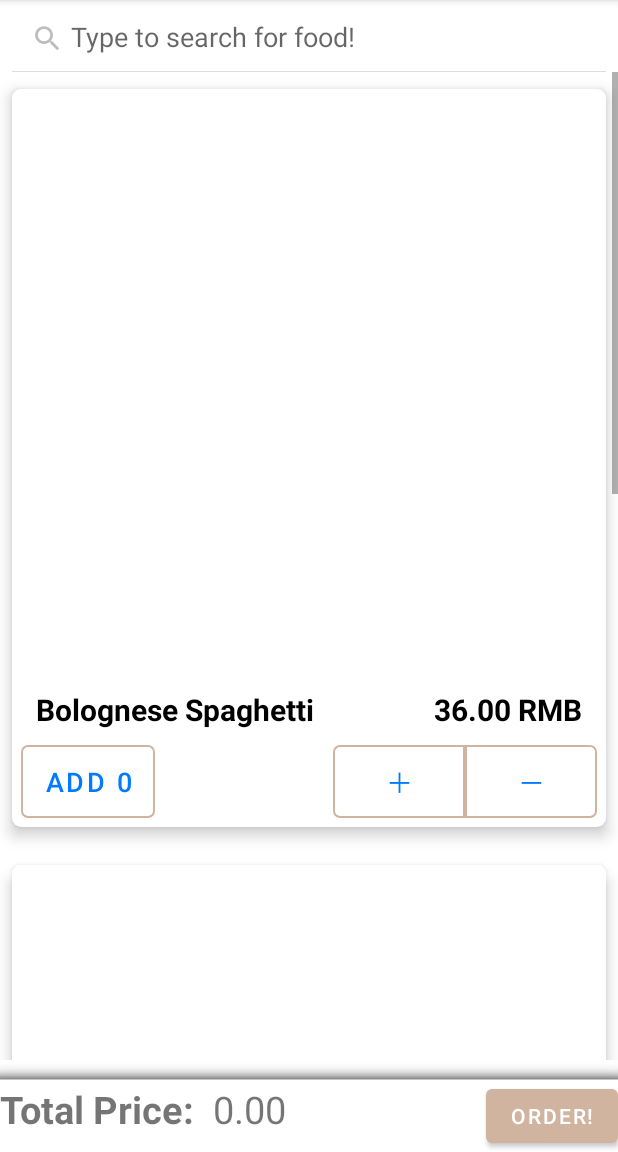
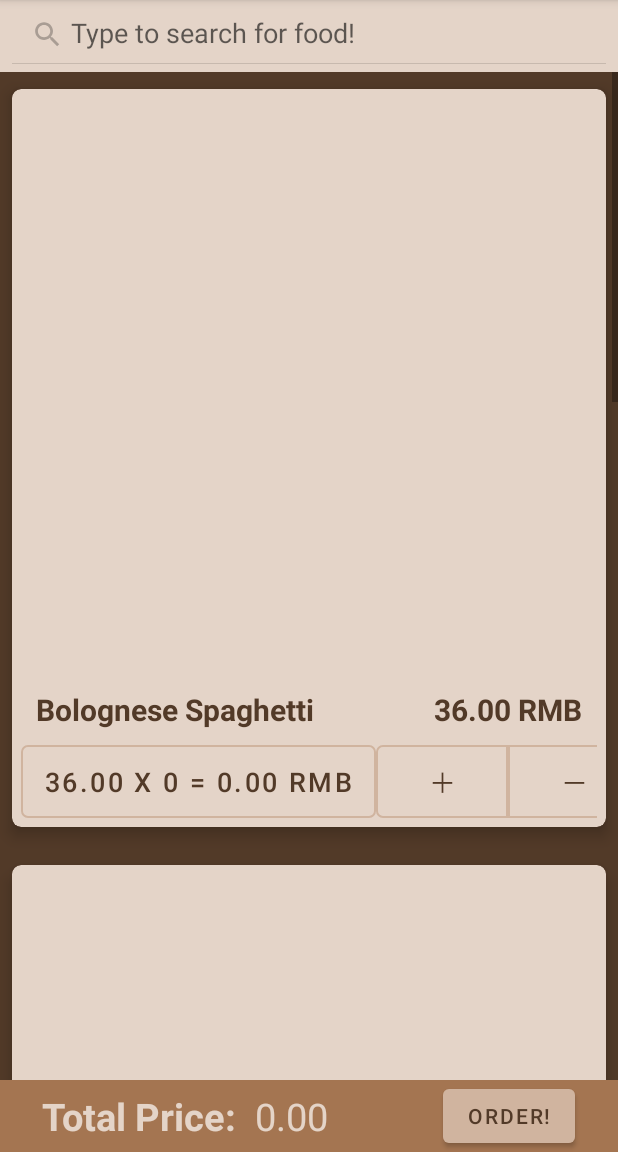
Before and after one commit to Quick-AP/QuickAP, an Android app: the screen it shows after launch (MenuActivity), after a tap on "MENU", on a phone screen of 412 x 824 dp, the part 84-1236 px from its top. Run offline under Robolectric (Android 15) with nearby library versions, the phone set to English and light mode, and no system bars; our stand-ins replace navigation-ui.

Commit message:
Updated UI, and implemented table registering

```diff
--- a/app/src/main/java/com/quickap/quickap/design/MenuGridViewAdapter.java
+++ b/app/src/main/java/com/quickap/quickap/design/MenuGridViewAdapter.java
@@ -35,7 +35,7 @@ public class MenuGridViewAdapter extends ArrayAdapter<FoodModel> implements Filt
     private final MenuController menuController;
     private final MenuActivity menuActivity;
     private List<FoodModel> foodModels;
-    private List<FoodModel> foodModelsFilterList;
+    private final List<FoodModel> foodModelsFilterList;
     private ValueFilter valueFilter;
 
     public MenuGridViewAdapter(@NonNull MenuActivity menuActivity, ArrayList<FoodModel> foodModels, MenuController menuController) {
@@ -62,26 +62,34 @@ public class MenuGridViewAdapter extends ArrayAdapter<FoodModel> implements Filt
     }
 
 
+    /**
+     * Render a custom view via menu_grid_view_item_list and the given Food List.
+     * @param position position of food menu item.
+     * @param convertView view to render food card onto.
+     * @param parent the parent view group.
+     * @return the populated convert view.
+     */
     @NonNull
     @Override
     public View getView(int position, @Nullable View convertView, @NonNull ViewGroup parent) {
 
         HolderValue holderValue;
-
         FoodModel food = getItem(position);
 
         if (convertView == null) {
             convertView = LayoutInflater.from(getContext())
                     .inflate(R.layout.menu_grid_view_item_list, parent, false);
-            int initialAmount = this.menuController.getAmountOfFood(food.getFoodID());
-
-            holderValue = new HolderValue(convertView, initialAmount);
+            holderValue = new HolderValue(convertView);
             convertView.setTag(holderValue);
         }
         else {
             holderValue = (HolderValue) convertView.getTag();
         }
 
+        int initialAmount = this.menuController.getAmountOfFood(food.getFoodID());
+        Log.d("DEBUG: initial amount", String.format(Locale.ENGLISH, "%s:%d",
+                food.getFoodID(), initialAmount));
+        holderValue.updateCalculatedPrice(initialAmount, food.getPrice());
 
         holderValue.nameTextView.setText(food.getName());
         holderValue.priceTextView.setText(String.format(
@@ -90,24 +98,14 @@ public class MenuGridViewAdapter extends ArrayAdapter<FoodModel> implements Filt
                 food.getPrice()));
 
         holderValue.stepperMinus.setOnClickListener(v -> {
-            if (holderValue.amount != 0)
-                holderValue.amount--;
-            holderValue.updateAddButton();
+            this.menuController.removeFood(food);
+            notifyDataSetChanged();
         });
 
         holderValue.stepperPlus.setOnClickListener(v -> {
-            holderValue.amount++;
-            holderValue.updateAddButton();
+            this.menuController.addFood(food);
+            notifyDataSetChanged();
         });
-
-        holderValue.addButton.setOnClickListener(v-> {
-            this.menuController.setFood(food, holderValue.amount);
-            this.menuActivity.updateTotalPrice(String.format(Locale.ENGLISH, "%.2f", this.menuController.getTotalPrice()));
-        });
-
-
-        holderValue.updateAddButton();
-
 
         // TODO: Load Drawable from Json URLS and display
         if (food.isOnline()) {
@@ -130,12 +128,8 @@ public class MenuGridViewAdapter extends ArrayAdapter<FoodModel> implements Filt
             }
         }
         else {
-
-
-
             holderValue.menuImage.setImageResource(food.getFoodImageID());
         }
-
 
         return convertView;
     }
@@ -178,30 +172,29 @@ public class MenuGridViewAdapter extends ArrayAdapter<FoodModel> implements Filt
     }
 
     private static class HolderValue {
-        private final ImageView menuImage;
-        private final TextView nameTextView;
-        private final TextView priceTextView;
-        private final Button stepperMinus;
-        private final Button stepperPlus;
-        private final Button addButton;
-        private int amount;
+        public ImageView menuImage;
+        public TextView nameTextView;
+        public TextView priceTextView;
+        public Button stepperMinus;
+        public Button stepperPlus;
+        public Button calculatedPrice;
 
-
-        public HolderValue(View view, int initialAmount) {
+        public HolderValue(View view) {
             menuImage = view.findViewById(R.id.menu_image_id);
             nameTextView = view.findViewById(R.id.menu_item_name);
             priceTextView = view.findViewById(R.id.menu_item_price);
             stepperMinus = view.findViewById(R.id.menu_item_stepper_minus);
             stepperPlus = view.findViewById(R.id.menu_item_stepper_plus);
-            addButton = view.findViewById(R.id.menu_item_button_add);
-            amount = initialAmount;
+            calculatedPrice = view.findViewById(R.id.menu_item_button_calculated_price);
         }
 
-        void updateAddButton() {
-            this.addButton.setText(String.format(
+        void updateCalculatedPrice(int amount, double price) {
+            this.calculatedPrice.setText(String.format(
                     Locale.ENGLISH,
-                    "ADD %d",
-                    amount
+                    "%.2f x %d = %.2f RMB",
+                    price,
+                    amount,
+                    amount * price
             ));
         }
 
@@ -254,4 +247,10 @@ public class MenuGridViewAdapter extends ArrayAdapter<FoodModel> implements Filt
         }
     }
 
+    @Override
+    public void notifyDataSetChanged() {
+        super.notifyDataSetChanged();
+        this.menuActivity.updateTotalPrice(
+                String.format(Locale.ENGLISH, "%.2f", this.menuController.getTotalPrice()));
+    }
 }
--- a/app/src/main/java/com/quickap/quickap/model/FoodArrayListModel.java
+++ b/app/src/main/java/com/quickap/quickap/model/FoodArrayListModel.java
@@ -44,6 +44,14 @@ public class FoodArrayListModel {
                     "            \"foodType\": \"Pizza\",\n" +
                     "            \"price\": 68.0,\n" +
                     "            \"imageUrl\": \"https://pic.quanjing.com/m9/97/QJ6116758155.jpg@!350h\"\n" +
+                    "        },\n" +
+                    "        {\n" +
+                    "            \"id\": 4,\n" +
+                    "            \"foodId\": \"PZ02\",\n" +
+                    "            \"name\": \"Random Generic Pizza2\",\n" +
+                    "            \"foodType\": \"Pizza\",\n" +
+                    "            \"price\": 74.0,\n" +
+                    "            \"imageUrl\": \"https://pic.quanjing.com/m9/97/QJ6116758155.jpg@!350h\"\n" +
                     "        }\n" +
                     "    ],\n" +
                     "    \"comment\": null,\n" +
--- a/app/src/main/res/layout/activity_menu.xml
+++ b/app/src/main/res/layout/activity_menu.xml
@@ -4,14 +4,17 @@
     android:layout_width="match_parent"
     android:layout_height="match_parent"
     tools:context=".activities.MenuActivity"
-    android:orientation="vertical">
+    android:orientation="vertical"
+    android:background="@color/main_style_carafe">
 
     <SearchView
         android:id="@+id/menu_search_view"
         android:layout_width="match_parent"
         android:layout_height="wrap_content"
         android:clickable="true"
-        android:focusable="true" />
+        android:focusable="true"
+        android:background="@color/main_style_sandDlooar"
+        android:paddingBottom="5dp"/>
 
     <LinearLayout
         android:orientation="horizontal"
@@ -30,35 +33,50 @@
     <LinearLayout
         android:layout_width="match_parent"
         android:layout_height="wrap_content"
-        android:background="@drawable/shadow_bottom"
-        android:gravity="bottom|center_horizontal"
+        android:background="@color/main_style_brown"
+        android:gravity="center"
         android:orientation="horizontal">
 
+        <Space
+            android:layout_width="1sp"
+            android:layout_height="match_parent"
+            android:layout_weight="1" />
+
+        <LinearLayout
+            android:layout_width="wrap_content"
+            android:layout_height="wrap_content">
             <TextView
                 android:layout_width="wrap_content"
                 android:layout_height="wrap_content"
                 android:text="Total Price:  "
                 android:textSize="25sp"
-            android:textStyle="bold" />
-
+                android:textStyle="bold"
+                android:textColor="@color/main_style_sandDlooar"/>
             <TextView
                 android:id="@+id/menu_total_price"
                 android:layout_width="wrap_content"
                 android:layout_height="wrap_content"
                 android:text="0.00"
-            android:textSize="25sp" />
+                android:textSize="25sp"
+                android:textColor="@color/main_style_sandDlooar"/>
+        </LinearLayout>
+
 
         <Space
             android:layout_width="50sp"
             android:layout_height="match_parent"
-            android:layout_weight="1"
-            />
+            android:layout_weight="1" />
 
         <Button
             android:id="@+id/menu_order_button"
             android:layout_width="wrap_content"
             android:layout_height="wrap_content"
+            android:textColor="@color/main_style_carafe"
             android:text="Order!" />
+        <Space
+            android:layout_width="1sp"
+            android:layout_height="match_parent"
+            android:layout_weight="1" />
 
     </LinearLayout>
 
--- a/app/src/main/res/layout/menu_grid_view_item_list.xml
+++ b/app/src/main/res/layout/menu_grid_view_item_list.xml
@@ -6,7 +6,8 @@
     app:cardCornerRadius="6dp"
     app:cardElevation="6dp"
     app:cardUseCompatPadding="true"
-    app:cardPreventCornerOverlap="true">
+    app:cardPreventCornerOverlap="true"
+    app:cardBackgroundColor="@color/main_style_sandDlooar">
 
     <LinearLayout
         android:layout_width="match_parent"
@@ -37,7 +38,7 @@
                 android:layout_height="wrap_content"
                 android:layout_gravity="start"
                 android:text="PlaceHolder Name"
-                android:textColor="@color/black"
+                android:textColor="@color/main_style_carafe"
                 android:textSize="20sp"
                 android:textStyle="bold" />
 
@@ -52,7 +53,7 @@
                 android:layout_height="match_parent"
                 android:shadowRadius="1"
                 android:text="0.00"
-                android:textColor="@color/black"
+                android:textColor="@color/main_style_carafe"
                 android:textSize="20sp"
                 android:textStyle="bold" />
 
@@ -67,12 +68,13 @@
 
 
             <Button
-                android:id="@+id/menu_item_button_add"
+                android:id="@+id/menu_item_button_calculated_price"
                 android:layout_width="wrap_content"
                 android:layout_height="match_parent"
                 android:background="@drawable/menu_button"
-                android:text="ADD 0"
-                android:textColor="@color/stepper_color"
+                android:text=""
+                android:clickable="false"
+                android:textColor="@color/main_style_carafe"
                 android:textSize="18sp" />
 
 
@@ -87,7 +89,7 @@
                 android:layout_height="match_parent"
                 android:background="@drawable/menu_left_button"
                 android:text="＋"
-                android:textColor="@color/stepper_color"
+                android:textColor="@color/main_style_carafe"
                 android:textSize="18sp" />
 
             <Button
@@ -96,7 +98,7 @@
                 android:layout_height="match_parent"
                 android:background="@drawable/menu_right_button"
                 android:text="－"
-                android:textColor="@color/stepper_color"
+                android:textColor="@color/main_style_carafe"
                 android:textSize="18sp"/>
 
         </LinearLayout>
```
Also changed, not shown: app/src/main/java/com/quickap/quickap/activities/ConfirmationActivity.java (+15 -1 lines), app/src/main/java/com/quickap/quickap/activities/MenuActivity.java (+29 -1 lines), app/src/main/java/com/quickap/quickap/controller/MenuController.java (+16 -0 lines), app/src/main/java/com/quickap/quickap/utils/GetPostUtil.java (+17 -0 lines), app/src/main/java/com/quickap/quickap/utils/JSONParser.java (+11 -10 lines), app/src/main/java/com/quickap/quickap/utils/RegisterTableThread.java (added, +31 -0 lines). Lines whose indentation alone changed are shown as unchanged.
